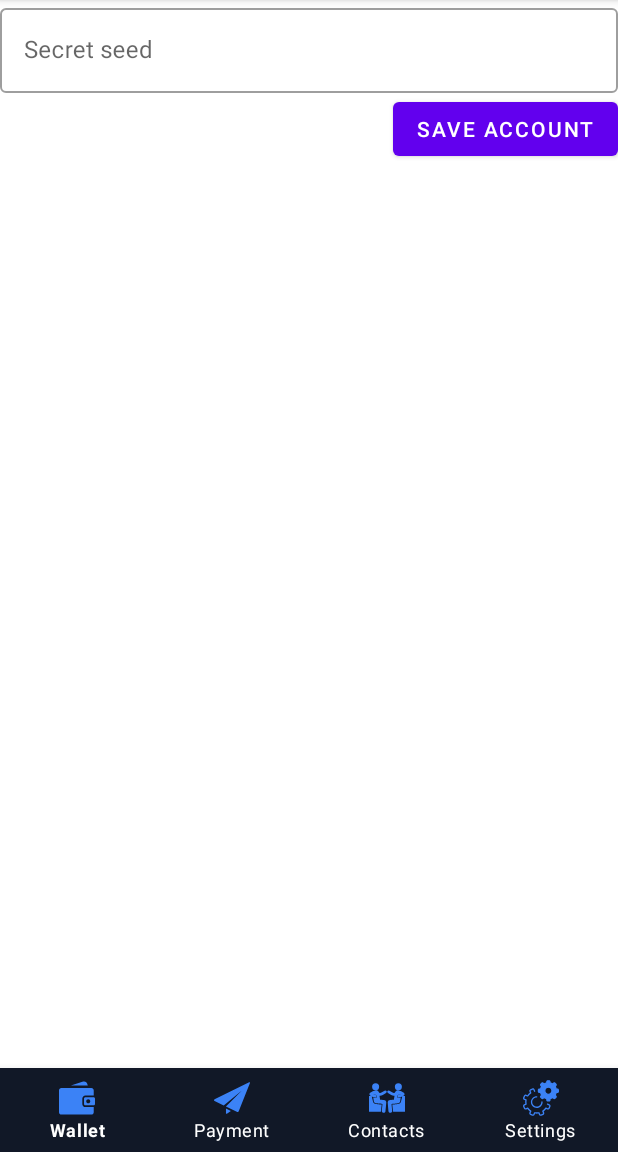
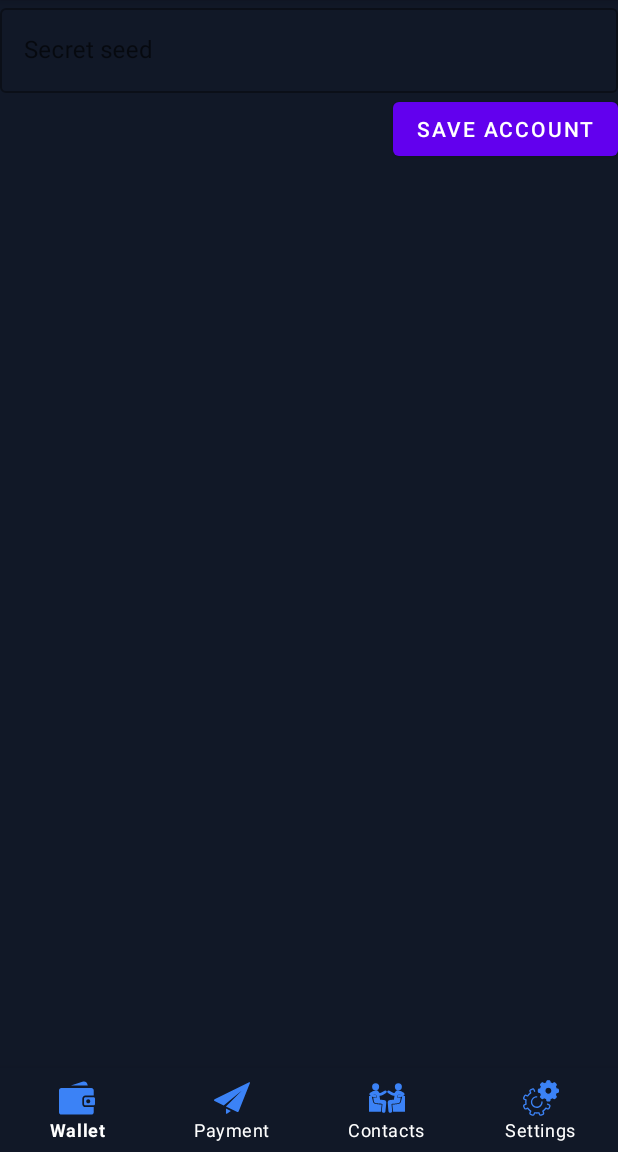
Before and after one commit to bilec/Stellar_Lumeny_Wallet, an Android app: the AddExistingAccountFragment screen opened through its navigation route, on a phone screen of 412 x 824 dp, the part 84-1236 px from its top. Run offline under Robolectric (Android 15) with nearby library versions, the phone set to English and light mode, and no system bars; our stand-ins replace Room's generated code, data binding, navigation-ui; Roboto replaces fonts that are not available here.

Commit message:
Add default fragment style

```diff
--- a/app/src/main/res/layout/fragment_account_management.xml
+++ b/app/src/main/res/layout/fragment_account_management.xml
@@ -1,8 +1,9 @@
 <?xml version="1.0" encoding="utf-8"?>
 <layout xmlns:android="http://schemas.android.com/apk/res/android" xmlns:app="http://schemas.android.com/apk/res-auto">
     <androidx.constraintlayout.widget.ConstraintLayout
-            android:layout_width="match_parent"
-                                                       android:layout_height="match_parent">
+        android:layout_width="match_parent"
+        style="@style/fragment_default"
+        android:layout_height="match_parent">
 
         <com.google.android.material.textfield.TextInputLayout
                 android:id="@+id/account_input_layout"
--- a/app/src/main/res/layout/fragment_add_existing_account.xml
+++ b/app/src/main/res/layout/fragment_add_existing_account.xml
@@ -1,8 +1,10 @@
 <?xml version="1.0" encoding="utf-8"?>
 <layout xmlns:app="http://schemas.android.com/apk/res-auto">
-    <androidx.constraintlayout.widget.ConstraintLayout xmlns:android="http://schemas.android.com/apk/res/android"
-                                                       android:layout_width="match_parent"
-                                                       android:layout_height="match_parent">
+    <androidx.constraintlayout.widget.ConstraintLayout
+        xmlns:android="http://schemas.android.com/apk/res/android"
+        style="@style/fragment_default"
+        android:layout_width="match_parent"
+        android:layout_height="match_parent">
 
         <com.google.android.material.textfield.TextInputLayout
                 android:id="@+id/secret_seed_input_layout"
--- a/app/src/main/res/layout/fragment_contacts.xml
+++ b/app/src/main/res/layout/fragment_contacts.xml
@@ -3,6 +3,7 @@
     <androidx.coordinatorlayout.widget.CoordinatorLayout
         xmlns:android="http://schemas.android.com/apk/res/android"
         android:layout_width="match_parent"
+        style="@style/fragment_default"
         android:layout_height="match_parent">
 
         <androidx.recyclerview.widget.RecyclerView
--- a/app/src/main/res/layout/fragment_new_contact.xml
+++ b/app/src/main/res/layout/fragment_new_contact.xml
@@ -3,6 +3,7 @@
         xmlns:app="http://schemas.android.com/apk/res-auto">
     <androidx.constraintlayout.widget.ConstraintLayout
         android:layout_width="match_parent"
+        style="@style/fragment_default"
         android:layout_height="match_parent">
 
         <com.google.android.material.textfield.TextInputLayout
--- a/app/src/main/res/layout/fragment_register.xml
+++ b/app/src/main/res/layout/fragment_register.xml
@@ -2,6 +2,7 @@
 <layout xmlns:app="http://schemas.android.com/apk/res-auto" xmlns:tools="http://schemas.android.com/tools">
     <androidx.constraintlayout.widget.ConstraintLayout
         xmlns:android="http://schemas.android.com/apk/res/android"
+        style="@style/fragment_default"
         android:layout_width="match_parent"
         android:layout_height="match_parent">
 
```
Also changed, not shown: app/src/main/res/layout/fragment_payment.xml (+5 -3 lines), app/src/main/res/layout/fragment_wallet.xml (+4 -3 lines).
